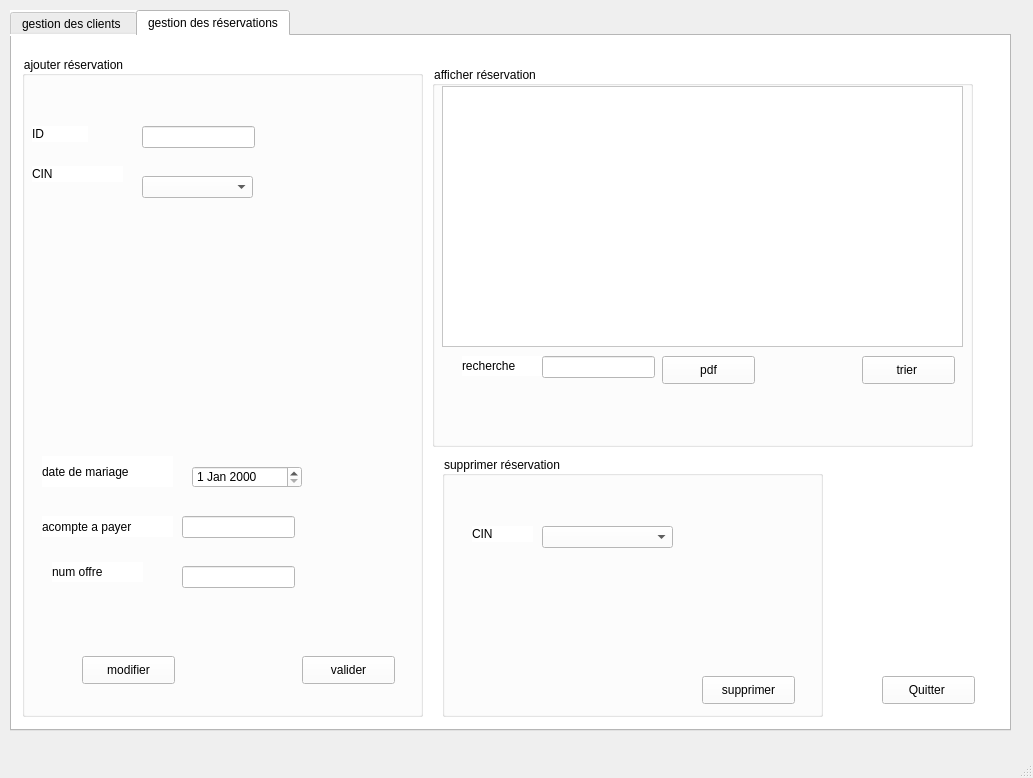
The window that mainwindow.ui (loremipsum2A/Smart_Wedding_2A10) describes before a commit, drawn with Qt 5.
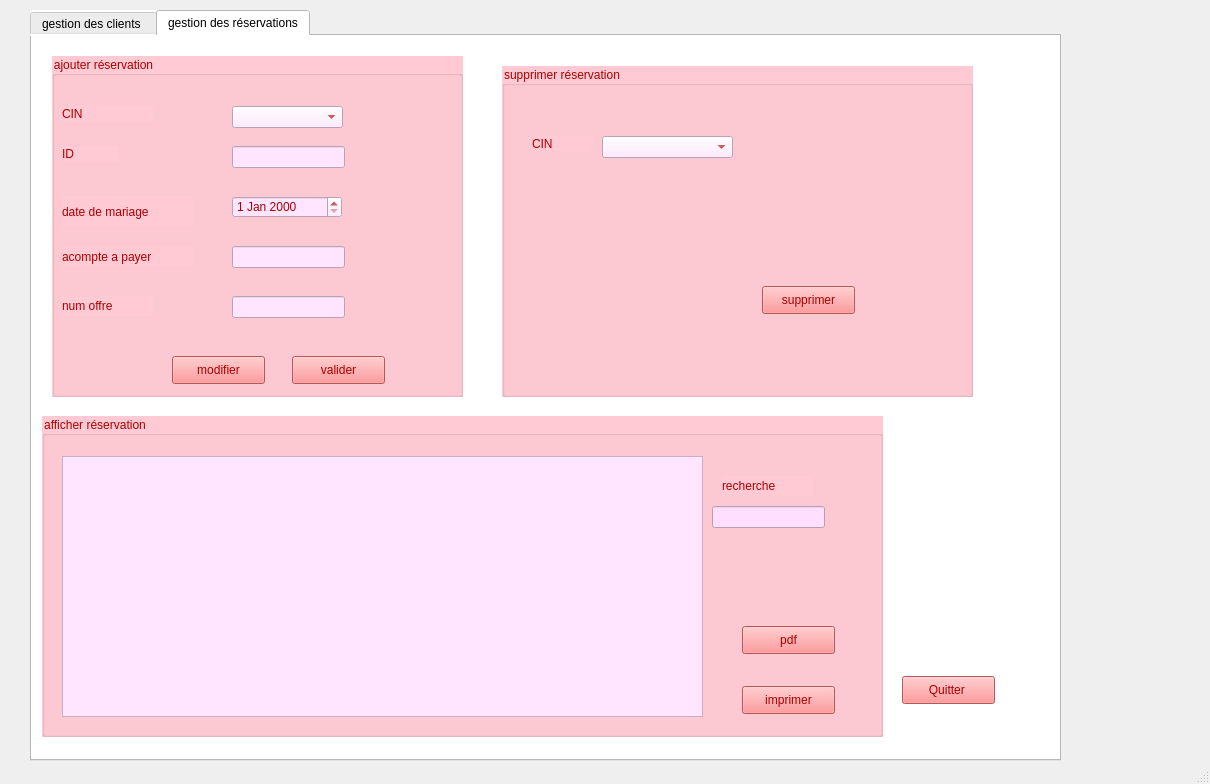
The same window after the commit. The open tabs and pages were chosen to show the change.

```diff
--- a/mainwindow.ui
+++ b/mainwindow.ui
@@ -6,8 +6,8 @@
    <rect>
     <x>0</x>
     <y>0</y>
-    <width>1033</width>
-    <height>778</height>
+    <width>1210</width>
+    <height>784</height>
    </rect>
   </property>
   <property name="windowTitle">
@@ -17,10 +17,10 @@
    <widget class="QTabWidget" name="tabWidget">
     <property name="geometry">
      <rect>
-      <x>10</x>
+      <x>30</x>
       <y>10</y>
-      <width>1001</width>
-      <height>721</height>
+      <width>1031</width>
+      <height>751</height>
      </rect>
     </property>
     <property name="styleSheet">
@@ -380,14 +380,19 @@
      <widget class="QGroupBox" name="groupBox_3">
       <property name="geometry">
        <rect>
-        <x>10</x>
+        <x>20</x>
         <y>20</y>
-        <width>401</width>
-        <height>661</height>
+        <width>411</width>
+        <height>341</height>
        </rect>
       </property>
       <property name="styleSheet">
-       <string notr="true">font: 10pt &quot;MS Shell Dlg 2&quot;;</string>
+       <string notr="true">background-color: rgb(255, 202, 212);
+font: 10pt &quot;MS Shell Dlg 2&quot;;
+color: rgb(170, 0, 0);
+
+
+</string>
       </property>
       <property name="title">
        <string>ajouter réservation</string>
@@ -396,11 +401,14 @@
        <property name="geometry">
         <rect>
          <x>10</x>
-         <y>110</y>
+         <y>50</y>
          <width>91</width>
          <height>16</height>
         </rect>
        </property>
+       <property name="styleSheet">
+        <string notr="true">color: rgb(170, 0, 0);</string>
+       </property>
        <property name="text">
         <string>CIN</string>
        </property>
@@ -408,12 +416,15 @@
       <widget class="QLabel" name="label_7">
        <property name="geometry">
         <rect>
-         <x>20</x>
-         <y>400</y>
+         <x>10</x>
+         <y>140</y>
          <width>131</width>
          <height>31</height>
         </rect>
        </property>
+       <property name="styleSheet">
+        <string notr="true">color: rgb(170, 0, 0);</string>
+       </property>
        <property name="text">
         <string>date de mariage</string>
        </property>
@@ -421,12 +432,15 @@
       <widget class="QLabel" name="label_8">
        <property name="geometry">
         <rect>
-         <x>20</x>
-         <y>460</y>
+         <x>10</x>
+         <y>190</y>
          <width>131</width>
          <height>21</height>
         </rect>
        </property>
+       <property name="styleSheet">
+        <string notr="true">color: rgb(170, 0, 0);</string>
+       </property>
        <property name="text">
         <string>acompte a payer</string>
        </property>
@@ -434,12 +448,15 @@
       <widget class="QLineEdit" name="acompte">
        <property name="geometry">
         <rect>
-         <x>160</x>
-         <y>460</y>
+         <x>180</x>
+         <y>190</y>
          <width>113</width>
          <height>22</height>
         </rect>
        </property>
+       <property name="styleSheet">
+        <string notr="true">background-color: rgb(255, 229, 255);</string>
+       </property>
        <property name="text">
         <string/>
        </property>
@@ -447,12 +464,15 @@
       <widget class="QPushButton" name="valider_reservation">
        <property name="geometry">
         <rect>
-         <x>280</x>
-         <y>600</y>
+         <x>240</x>
+         <y>300</y>
          <width>93</width>
          <height>28</height>
         </rect>
        </property>
+       <property name="styleSheet">
+        <string notr="true">background-color: rgb(255, 123, 125);</string>
+       </property>
        <property name="text">
         <string>valider</string>
        </property>
@@ -460,12 +480,16 @@
       <widget class="QLabel" name="label_10">
        <property name="geometry">
         <rect>
-         <x>30</x>
-         <y>506</y>
+         <x>10</x>
+         <y>240</y>
          <width>91</width>
          <height>20</height>
         </rect>
        </property>
+       <property name="styleSheet">
+        <string notr="true">
+color: rgb(170, 0, 0);</string>
+       </property>
        <property name="text">
         <string>num offre </string>
        </property>
@@ -473,12 +497,16 @@
       <widget class="QLineEdit" name="numoffre">
        <property name="geometry">
         <rect>
-         <x>160</x>
-         <y>510</y>
+         <x>180</x>
+         <y>240</y>
          <width>113</width>
          <height>22</height>
         </rect>
        </property>
+       <property name="styleSheet">
+        <string notr="true">background-color: rgb(255, 229, 255);
+</string>
+       </property>
        <property name="text">
         <string/>
        </property>
@@ -486,12 +514,16 @@
       <widget class="QPushButton" name="resmodif">
        <property name="geometry">
         <rect>
-         <x>60</x>
-         <y>600</y>
+         <x>120</x>
+         <y>300</y>
          <width>93</width>
          <height>28</height>
         </rect>
        </property>
+       <property name="styleSheet">
+        <string notr="true">border-bottom-color: rgb(255, 170, 0);
+background-color: rgb(255, 123, 125);</string>
+       </property>
        <property name="text">
         <string>modifier</string>
        </property>
@@ -500,11 +532,14 @@
        <property name="geometry">
         <rect>
          <x>10</x>
-         <y>70</y>
+         <y>90</y>
          <width>56</width>
          <height>16</height>
         </rect>
        </property>
+       <property name="styleSheet">
+        <string notr="true">color: rgb(170, 0, 0);</string>
+       </property>
        <property name="text">
         <string>ID</string>
        </property>
@@ -512,12 +547,15 @@
       <widget class="QLineEdit" name="id">
        <property name="geometry">
         <rect>
-         <x>120</x>
-         <y>70</y>
+         <x>180</x>
+         <y>90</y>
          <width>113</width>
          <height>22</height>
         </rect>
        </property>
+       <property name="styleSheet">
+        <string notr="true">background-color: rgb(255, 229, 255);</string>
+       </property>
        <property name="text">
         <string/>
        </property>
@@ -525,93 +563,27 @@
       <widget class="QDateEdit" name="dateEdit">
        <property name="geometry">
         <rect>
-         <x>170</x>
-         <y>410</y>
+         <x>180</x>
+         <y>140</y>
          <width>110</width>
          <height>22</height>
         </rect>
        </property>
+       <property name="styleSheet">
+        <string notr="true">background-color: rgb(255, 229, 255);</string>
+       </property>
       </widget>
       <widget class="QComboBox" name="comboBox_reser">
        <property name="geometry">
         <rect>
-         <x>120</x>
-         <y>120</y>
+         <x>180</x>
+         <y>50</y>
          <width>111</width>
          <height>22</height>
         </rect>
        </property>
-      </widget>
-     </widget>
-     <widget class="QGroupBox" name="groupBox_4">
-      <property name="geometry">
-       <rect>
-        <x>420</x>
-        <y>30</y>
-        <width>541</width>
-        <height>381</height>
-       </rect>
-      </property>
-      <property name="title">
-       <string>afficher réservation</string>
-      </property>
-      <widget class="QPushButton" name="pushButton_13">
-       <property name="geometry">
-        <rect>
-         <x>430</x>
-         <y>290</y>
-         <width>93</width>
-         <height>28</height>
-        </rect>
-       </property>
-       <property name="text">
-        <string>trier </string>
-       </property>
-      </widget>
-      <widget class="QTableView" name="tab_reservation">
-       <property name="geometry">
-        <rect>
-         <x>10</x>
-         <y>20</y>
-         <width>521</width>
-         <height>261</height>
-        </rect>
-       </property>
-      </widget>
-      <widget class="QLabel" name="label_14">
-       <property name="geometry">
-        <rect>
-         <x>30</x>
-         <y>290</y>
-         <width>91</width>
-         <height>20</height>
-        </rect>
-       </property>
-       <property name="text">
-        <string>recherche</string>
-       </property>
-      </widget>
-      <widget class="QLineEdit" name="rechercheres">
-       <property name="geometry">
-        <rect>
-         <x>110</x>
-         <y>290</y>
-         <width>113</width>
-         <height>22</height>
-        </rect>
-       </property>
-      </widget>
-      <widget class="QPushButton" name="pushButton">
-       <property name="geometry">
-        <rect>
-         <x>230</x>
-         <y>290</y>
-         <width>93</width>
-         <height>28</height>
-        </rect>
-       </property>
-       <property name="text">
-        <string>pdf</string>
+       <property name="styleSheet">
+        <string notr="true">background-color: rgb(255, 229, 255);</string>
        </property>
       </widget>
      </widget>
@@ -624,6 +596,10 @@
         <height>28</height>
        </rect>
       </property>
+      <property name="styleSheet">
+       <string notr="true">color: rgb(170, 0, 0);
+background-color: rgb(255, 123, 125);</string>
+      </property>
       <property name="text">
        <string>Quitter </string>
       </property>
@@ -631,12 +607,18 @@
      <widget class="QGroupBox" name="groupBox_6">
       <property name="geometry">
        <rect>
-        <x>430</x>
-        <y>420</y>
-        <width>381</width>
-        <height>261</height>
+        <x>470</x>
+        <y>30</y>
+        <width>471</width>
+        <height>331</height>
        </rect>
       </property>
+      <property name="styleSheet">
+       <string notr="true">color: rgb(170, 0, 0);
+font: 10pt &quot;MS Shell Dlg 2&quot;;
+background-color: rgb(255, 202, 212);
+</string>
+      </property>
       <property name="title">
        <string>supprimer réservation</string>
       </property>
@@ -649,6 +631,9 @@
          <height>28</height>
         </rect>
        </property>
+       <property name="styleSheet">
+        <string notr="true">background-color: rgb(255, 123, 125);</string>
+       </property>
        <property name="text">
         <string>supprimer</string>
        </property>
@@ -674,6 +659,100 @@
          <width>131</width>
          <height>22</height>
         </rect>
+       </property>
+       <property name="styleSheet">
+        <string notr="true">background-color: rgb(255, 229, 255);</string>
+       </property>
+      </widget>
+     </widget>
+     <widget class="QGroupBox" name="groupBox_4">
+      <property name="geometry">
+       <rect>
+        <x>10</x>
+        <y>380</y>
+        <width>841</width>
+        <height>321</height>
+       </rect>
+      </property>
+      <property name="styleSheet">
+       <string notr="true">background-color: rgb(255, 202, 212);
+color: rgb(170, 0, 0);
+font: 10pt &quot;MS Shell Dlg 2&quot;;
+</string>
+      </property>
+      <property name="title">
+       <string>afficher réservation</string>
+      </property>
+      <widget class="QTableView" name="tab_reservation">
+       <property name="geometry">
+        <rect>
+         <x>20</x>
+         <y>40</y>
+         <width>641</width>
+         <height>261</height>
+        </rect>
+       </property>
+       <property name="styleSheet">
+        <string notr="true">background-color: rgb(255, 202, 212);
+background-color: rgb(255, 229, 255);</string>
+       </property>
+      </widget>
+      <widget class="QLabel" name="label_14">
+       <property name="geometry">
+        <rect>
+         <x>680</x>
+         <y>60</y>
+         <width>91</width>
+         <height>20</height>
+        </rect>
+       </property>
+       <property name="text">
+        <string>recherche</string>
+       </property>
+      </widget>
+      <widget class="QLineEdit" name="rechercheres">
+       <property name="geometry">
+        <rect>
+         <x>670</x>
+         <y>90</y>
+         <width>113</width>
+         <height>22</height>
+        </rect>
+       </property>
+       <property name="styleSheet">
+        <string notr="true">background-color: rgb(255, 222, 254);</string>
+       </property>
+      </widget>
+      <widget class="QPushButton" name="pushButton">
+       <property name="geometry">
+        <rect>
+         <x>700</x>
+         <y>210</y>
+         <width>93</width>
+         <height>28</height>
+        </rect>
+       </property>
+       <property name="styleSheet">
+        <string notr="true">background-color: rgb(255, 123, 125);</string>
+       </property>
+       <property name="text">
+        <string>pdf</string>
+       </property>
+      </widget>
+      <widget class="QPushButton" name="pushButton_4">
+       <property name="geometry">
+        <rect>
+         <x>700</x>
+         <y>270</y>
+         <width>93</width>
+         <height>28</height>
+        </rect>
+       </property>
+       <property name="styleSheet">
+        <string notr="true">background-color: rgb(255, 123, 125);</string>
+       </property>
+       <property name="text">
+        <string>imprimer</string>
        </property>
       </widget>
      </widget>
```
Left out of the diff: 269 changed lines with no effect on the pictures.
